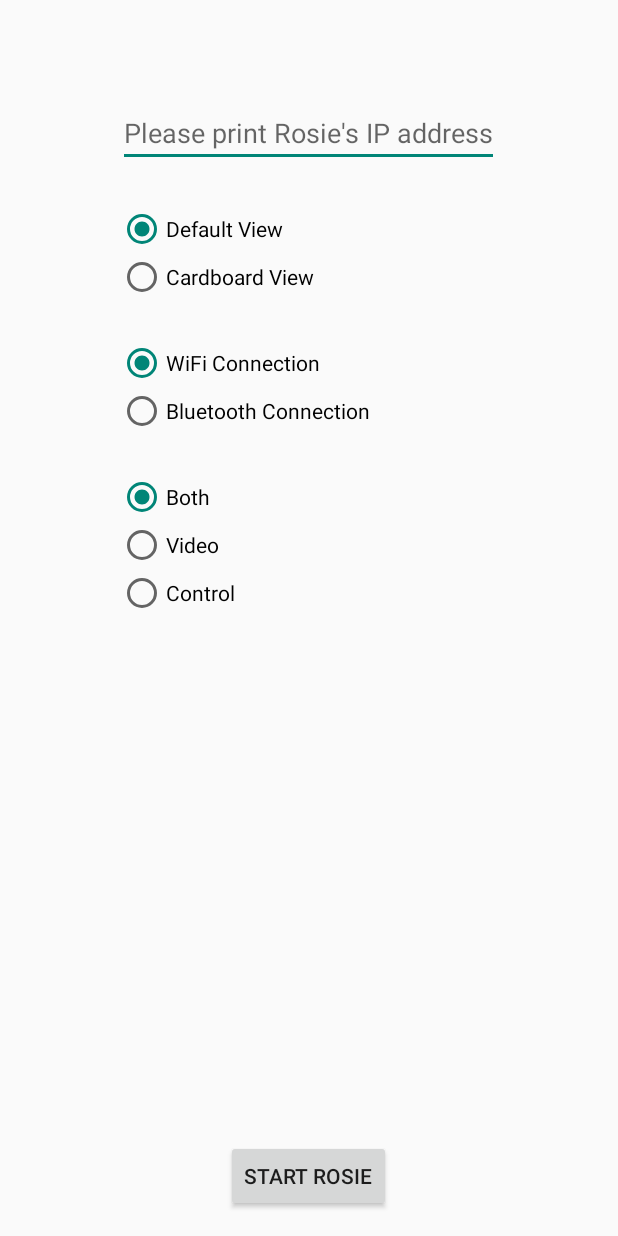
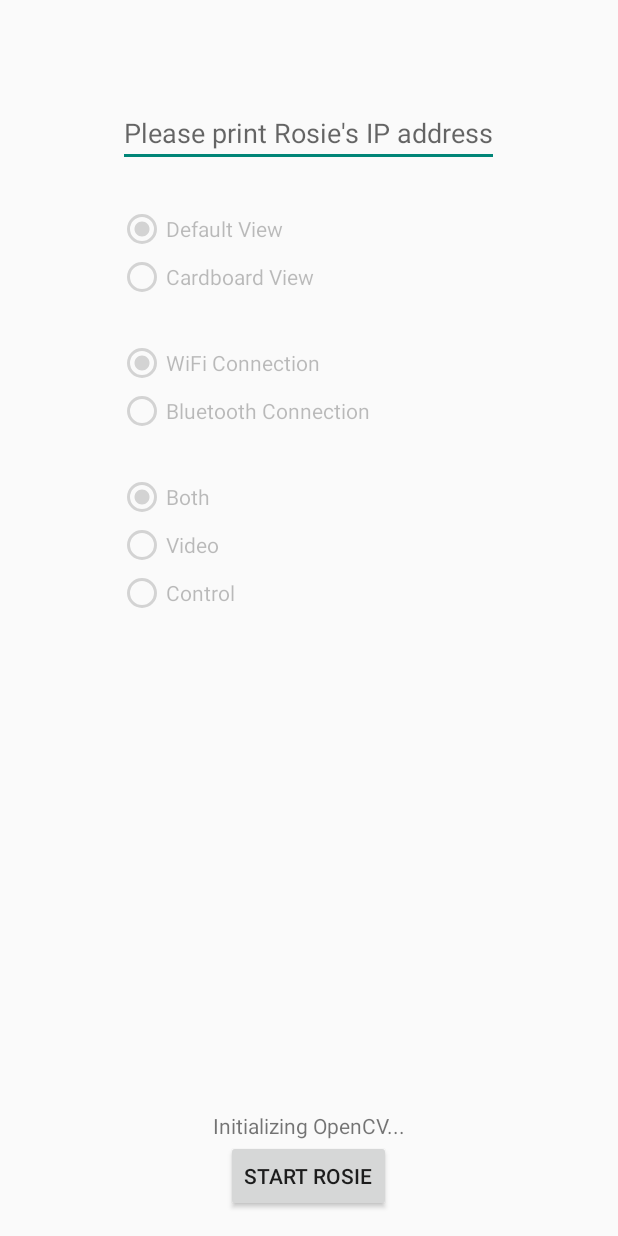
Before and after one commit to gu/RosieControl, an Android app: the screen it shows after launch (MainActivity), on a phone screen of 412 x 824 dp. Run offline under Robolectric (Android 15) with nearby library versions, the phone set to English and light mode, and no system bars; libraries missing offline, so code that uses them is left out: org.opencv.android; 1 statement that could not run was skipped.

Commit message:
Continuing new gui

```diff
--- a/app/src/main/java/gumanchu/rosiecontrol/Constants.java
+++ b/app/src/main/java/gumanchu/rosiecontrol/Constants.java
@@ -23,6 +23,5 @@ public interface Constants {
     UUID DEVICE_UUID = UUID.fromString("00001101-0000-1000-8000-00805F9B34FB");
 
     String SERVER_IP = "192.168.1.26";
-    int VIDEO_PORT = 1234;
-    int CONTROL_PORT = 1235;
+    int SERVER_PORT = 1234;
 }
--- a/app/src/main/java/gumanchu/rosiecontrol/MainActivity.java
+++ b/app/src/main/java/gumanchu/rosiecontrol/MainActivity.java
@@ -4,13 +4,19 @@ import android.app.Activity;
 import android.os.Bundle;
 import android.util.Log;
 import android.view.View;
+import android.widget.EditText;
 import android.widget.RadioButton;
+import android.widget.TextView;
 
 
 import org.opencv.android.BaseLoaderCallback;
 import org.opencv.android.LoaderCallbackInterface;
 import org.opencv.android.OpenCVLoader;
 
+import java.util.concurrent.CountDownLatch;
+
+import gumanchu.rosiecontrol.CardboardUtilities.TextureHelper;
+import gumanchu.rosiecontrol.NetworkUtilities.BluetoothHelper;
 import gumanchu.rosiecontrol.NetworkUtilities.InetHelper;
 import gumanchu.rosiecontrol.NetworkUtilities.NetworkHelper;
 
@@ -22,8 +28,23 @@ public class MainActivity extends Activity {
     private int controlMethod = Constants.CONTROL_TYPE_BOTH;
     private int connectionType = Constants.CONNECTION_TYPE_INET;
     private int rosieView = Constants.DEFAULT_VIEW;
+    private String rosieIP = Constants.SERVER_IP;
 
-    private String rosieIP = Constants.SERVER_IP;
+
+    NetworkHelper nHelper;
+
+
+    /*
+     * UI Elements
+     */
+    TextView tvStatus;
+    RadioButton bt1;
+    RadioButton bt2;
+    RadioButton bt3;
+    RadioButton bt4;
+    RadioButton bt5;
+    RadioButton bt6;
+    RadioButton bt7;
 
 
     private BaseLoaderCallback mLoaderCallback = new BaseLoaderCallback(this) {
@@ -32,7 +53,7 @@ public class MainActivity extends Activity {
             switch (status) {
                 case LoaderCallbackInterface.SUCCESS:
                     Log.i(TAG, "OpenCV Manager Connected");
-                    startView();
+                    enableRadio();
                     break;
                 case LoaderCallbackInterface.INIT_FAILED:
                     Log.i(TAG,"Init Failed");
@@ -63,7 +84,19 @@ public class MainActivity extends Activity {
         super.onCreate(savedInstanceState);
         setContentView(R.layout.activity_main);
 
+        tvStatus = (TextView) findViewById(R.id.tvStatus);
+
+        bt1 = (RadioButton) findViewById(R.id.rbConn1);
+        bt2 = (RadioButton) findViewById(R.id.rbConn2);
+        bt3 = (RadioButton) findViewById(R.id.rbCtl1);
+        bt4 = (RadioButton) findViewById(R.id.rbCtl2);
+        bt5 = (RadioButton) findViewById(R.id.rbCtl3);
+        bt6 = (RadioButton) findViewById(R.id.rbView1);
+        bt7 = (RadioButton) findViewById(R.id.rbView2);
+
+        tvStatus.setText("Initializing OpenCV...");
         AsyncServiceHelper.initOpenCV(OpenCVLoader.OPENCV_VERSION_2_4_11, this, mLoaderCallback);
+
     }
 
     @Override
@@ -71,8 +104,15 @@ public class MainActivity extends Activity {
         super.onResume();
     }
 
-    public void startView() {
-
+    public void enableRadio() {
+        tvStatus.setText("OpenCV Loaded.  Please select parameters.");
+        bt1.setEnabled(true);
+        bt2.setEnabled(true);
+        bt3.setEnabled(true);
+        bt4.setEnabled(true);
+        bt5.setEnabled(true);
+        bt6.setEnabled(true);
+        bt7.setEnabled(true);
     }
 
     @Override
@@ -81,6 +121,31 @@ public class MainActivity extends Activity {
     }
 
     public void onButtonRosieClick(View view) {
+
+        tvStatus.setText("Preparing Connection");
+
+
+        switch (connectionType) {
+            case Constants.CONNECTION_TYPE_INET:
+
+                nHelper = new InetHelper();
+                nHelper.connect();
+
+                if (nHelper.isConnected()) {
+                    tvStatus.setText("Connected to Rosie via Wifi");
+                } else {
+                    tvStatus.setText("Failed to connect to Rosie via Wifi");
+                }
+
+                break;
+            case Constants.CONNECTION_TYPE_BTH:
+
+                nHelper = new BluetoothHelper();
+                nHelper.connect();
+
+                break;
+        }
+
 
     }
 
--- a/app/src/main/java/gumanchu/rosiecontrol/NetworkUtilities/NetworkHelper.java
+++ b/app/src/main/java/gumanchu/rosiecontrol/NetworkUtilities/NetworkHelper.java
@@ -12,6 +12,8 @@ public abstract class NetworkHelper {
 
     public abstract void connect();
     public abstract void disconnect();
+
+    public boolean connected = false;
 
     public DataInputStream getInputStream() {
         if (inputStream != null) {
@@ -36,4 +38,8 @@ public abstract class NetworkHelper {
     public void setOutputStream(DataOutputStream out) {
         outputStream = out;
     }
+
+    public boolean isConnected() {
+        return connected;
+    }
 }
--- a/app/src/main/res/layout/activity_main.xml
+++ b/app/src/main/res/layout/activity_main.xml
@@ -40,7 +40,8 @@
             android:text="@string/view_default"
             android:id="@+id/rbView1"
             android:checked="true"
-            android:onClick="onRadioViewClick"/>
+            android:onClick="onRadioViewClick"
+            android:enabled="false"/>
 
         <RadioButton
             android:layout_width="wrap_content"
@@ -48,7 +49,8 @@
             android:text="@string/view_cardboard"
             android:id="@+id/rbView2"
             android:checked="false"
-            android:onClick="onRadioViewClick"/>
+            android:onClick="onRadioViewClick"
+            android:enabled="false"/>
     </RadioGroup>
 
     <RadioGroup
@@ -66,7 +68,8 @@
             android:id="@+id/rbConn1"
             android:checked="true"
             android:layout_marginTop="25dp"
-            android:onClick="onRadioConnClick"/>
+            android:onClick="onRadioConnClick"
+            android:enabled="false"/>
 
         <RadioButton
             android:layout_width="wrap_content"
@@ -74,7 +77,8 @@
             android:text="@string/conn_bth"
             android:id="@+id/rbConn2"
             android:checked="false"
-            android:onClick="onRadioConnClick" />
+            android:onClick="onRadioConnClick"
+            android:enabled="false" />
     </RadioGroup>
 
     <RadioGroup
@@ -92,7 +96,8 @@
             android:text="@string/ctl_both"
             android:id="@+id/rbCtl3"
             android:checked="true"
-            android:onClick="onRadioCtlClick"/>
+            android:onClick="onRadioCtlClick"
+            android:enabled="false"/>
 
         <RadioButton
             android:layout_width="wrap_content"
@@ -100,7 +105,8 @@
             android:text="@string/ctl_vid"
             android:id="@+id/rbCtl1"
             android:checked="false"
-            android:onClick="onRadioCtlClick"/>
+            android:onClick="onRadioCtlClick"
+            android:enabled="false"/>
 
         <RadioButton
             android:layout_width="wrap_content"
@@ -108,13 +114,14 @@
             android:text="@string/ctl_ctl"
             android:id="@+id/rbCtl2"
             android:checked="false"
-            android:onClick="onRadioCtlClick" />
+            android:onClick="onRadioCtlClick"
+            android:enabled="false"/>
     </RadioGroup>
 
     <TextView
         android:layout_width="wrap_content"
         android:layout_height="wrap_content"
-        android:id="@+id/textView"
+        android:id="@+id/tvStatus"
         android:layout_above="@+id/button"
         android:layout_centerHorizontal="true" />
 
```
Also changed, not shown: app/src/main/java/gumanchu/rosiecontrol/NetworkUtilities/BluetoothHelper.java (+15 -1 lines), app/src/main/java/gumanchu/rosiecontrol/NetworkUtilities/InetHelper.java (+39 -0 lines), 15 other files.
